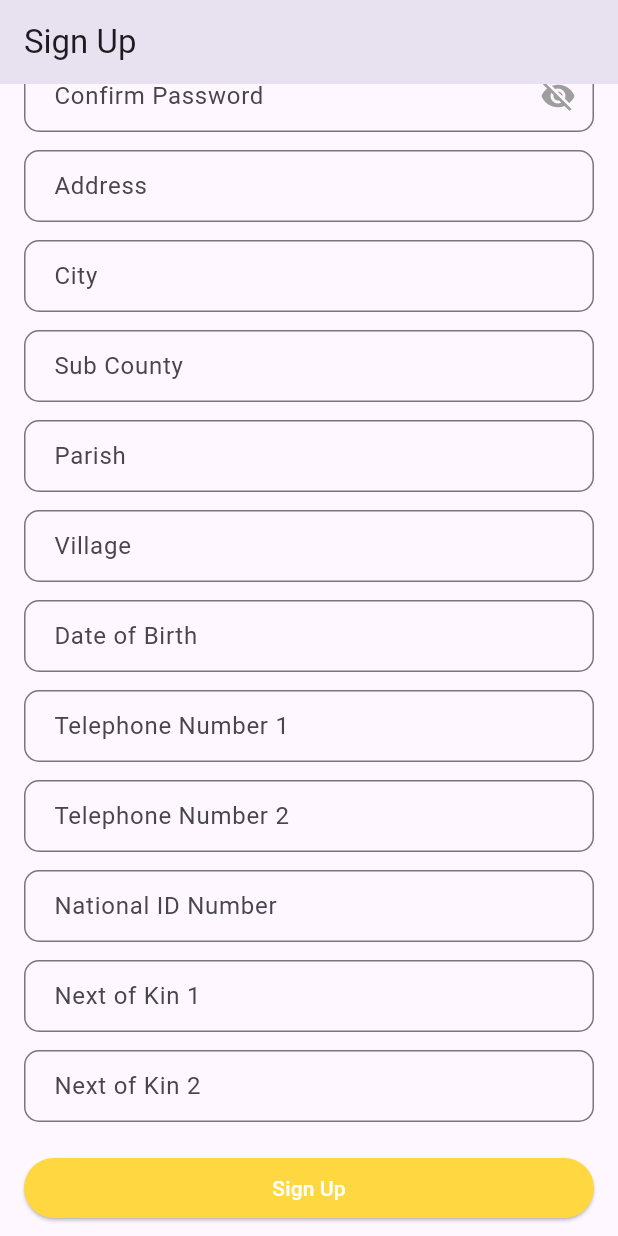
After one commit to Hezboncaleb/kings_cogent_app, a Flutter app: the SignUpPage screen opened directly, scrolled down 576 dp, after a tap on "Sign Up", on a phone screen of 412 x 824 dp. The commit adds this screen. Run offline on Flutter 3.47's test engine with Material 3 defaults, Android fonts, the phone set to English and light mode, and no system bars; our stand-ins replace carousel_slider.

Commit message:
Second Kings Commit

```diff
--- a/lib/home_page.dart
+++ b/lib/home_page.dart
@@ -193,7 +193,7 @@ class LoanTile extends StatelessWidget {
       child: Card(
         color: const Color.fromARGB(255, 212, 210, 210),
         child: SizedBox(
-          height: 150,
+          height: 120,
           child: Column(
             mainAxisAlignment: MainAxisAlignment.center,
             crossAxisAlignment: CrossAxisAlignment.center,
--- a/lib/main.dart
+++ b/lib/main.dart
@@ -1,5 +1,7 @@
 import 'package:flutter/material.dart';
 import 'package:kings_cogent_app/home_page.dart';
+import 'package:kings_cogent_app/sign_in_screen.dart';
+import 'package:kings_cogent_app/sign_up_page.dart';
 
 void main() {
   runApp(const LoanApp());
@@ -17,6 +19,8 @@ class LoanApp extends StatelessWidget {
       ),
       debugShowCheckedModeBanner: false, // Remove debug banner
       home: const HomePage(),
+      // home: const SignUpPage(),
+      // home: const SignInScreen(),
     );
   }
 }
--- /dev/null
+++ b/lib/sign_up_page.dart
@@ -0,0 +1,202 @@
+import 'package:flutter/material.dart';
+
+void main() {
+  runApp(const SignUpApp());
+}
+
+class SignUpApp extends StatelessWidget {
+  const SignUpApp({Key? key}) : super(key: key);
+
+  @override
+  Widget build(BuildContext context) {
+    return MaterialApp(
+      title: 'Sign Up',
+      theme: ThemeData(
+        primarySwatch: Colors.blue,
+      ),
+      home: const SignUpPage(),
+    );
+  }
+}
+
+class SignUpPage extends StatefulWidget {
+  const SignUpPage({Key? key}) : super(key: key);
+
+  @override
+  State<SignUpPage> createState() => _SignUpPageState();
+}
+
+class _SignUpPageState extends State<SignUpPage> {
+  final TextEditingController _firstNameController = TextEditingController();
+  final TextEditingController _lastNameController = TextEditingController();
+  final TextEditingController _emailController = TextEditingController();
+  final TextEditingController _passwordController = TextEditingController();
+  final TextEditingController _confirmPasswordController =
+      TextEditingController();
+  final TextEditingController _addressController = TextEditingController();
+  final TextEditingController _cityController = TextEditingController();
+  final TextEditingController _subCountyController = TextEditingController();
+  final TextEditingController _parishController = TextEditingController();
+  final TextEditingController _villageController = TextEditingController();
+  final TextEditingController _dobController = TextEditingController();
+  final TextEditingController _phoneNumber1Controller = TextEditingController();
+  final TextEditingController _phoneNumber2Controller = TextEditingController();
+  final TextEditingController _nationalIdController = TextEditingController();
+  final TextEditingController _nextOfKin1Controller = TextEditingController();
+  final TextEditingController _nextOfKin2Controller = TextEditingController();
+
+  bool _showPassword = false;
+
+  @override
+  Widget build(BuildContext context) {
+    return Scaffold(
+      appBar: AppBar(
+        title: const Text('Sign Up'),
+      ),
+      body: SingleChildScrollView(
+        padding: const EdgeInsets.all(16.0),
+        child: Column(
+          crossAxisAlignment: CrossAxisAlignment.stretch,
+          children: [
+            const SizedBox(height: 16.0),
+            const Padding(
+              padding: EdgeInsets.all(8.0),
+              child: Image(
+                image: AssetImage('assets/images/logo.jpg'),
+                height: 120,
+                width: 120,
+              ),
+            ),
+            const SizedBox(height: 16.0),
+            const Icon(
+              Icons.account_circle,
+              size: 120.0,
+              color: Colors.blue,
+            ),
+            const SizedBox(height: 16.0),
+            _buildTextField(_firstNameController, 'First Name'),
+            const SizedBox(height: 12.0),
+            _buildTextField(_lastNameController, 'Last Name'),
+            const SizedBox(height: 12.0),
+            _buildTextField(_emailController, 'Email'),
+            const SizedBox(height: 12.0),
+            _buildPasswordField(
+                _passwordController, 'Create Password', 'password'),
+            const SizedBox(height: 12.0),
+            _buildPasswordField(_confirmPasswordController, 'Confirm Password',
+                'confirm_password'),
+            const SizedBox(height: 12.0),
+            _buildTextField(_addressController, 'Address'),
+            const SizedBox(height: 12.0),
+            _buildTextField(_cityController, 'City'),
+            const SizedBox(height: 12.0),
+            _buildTextField(_subCountyController, 'Sub County'),
+            const SizedBox(height: 12.0),
+            _buildTextField(_parishController, 'Parish'),
+            const SizedBox(height: 12.0),
+            _buildTextField(_villageController, 'Village'),
+            const SizedBox(height: 12.0),
+            _buildTextField(_dobController, 'Date of Birth'),
+            const SizedBox(height: 12.0),
+            _buildTextField(_phoneNumber1Controller, 'Telephone Number 1'),
+            const SizedBox(height: 12.0),
+            _buildTextField(_phoneNumber2Controller, 'Telephone Number 2'),
+            const SizedBox(height: 12.0),
+            _buildTextField(_nationalIdController, 'National ID Number'),
+            const SizedBox(height: 12.0),
+            _buildTextField(_nextOfKin1Controller, 'Next of Kin 1'),
+            const SizedBox(height: 12.0),
+            _buildTextField(_nextOfKin2Controller, 'Next of Kin 2'),
+            const SizedBox(height: 20),
+            ElevatedButton(
+              onPressed: () {
+                // Handle sign-up button pressed
+                // You can access the entered values using the controllers
+              },
+              style: ElevatedButton.styleFrom(
+                backgroundColor: Colors.amberAccent, // Amber accent color
+              ),
+              child: const Text(
+                'Sign Up',
+                style: TextStyle(color: Colors.white), // White text color
+              ),
+            ),
+          ],
+        ),
+      ),
+    );
+  }
+
+  Widget _buildTextField(TextEditingController controller, String labelText) {
+    return TextFormField(
+      controller: controller,
+      decoration: InputDecoration(
+        labelText: labelText,
+        contentPadding: const EdgeInsets.symmetric(horizontal: 16.0),
+        border: OutlineInputBorder(
+          borderRadius: BorderRadius.circular(10.0),
+          borderSide: const BorderSide(color: Colors.blue),
+        ),
+        focusedBorder: OutlineInputBorder(
+          borderRadius: BorderRadius.circular(10.0),
+          borderSide: const BorderSide(color: Colors.blue),
+        ),
+      ),
+    );
+  }
+
+  Widget _buildPasswordField(TextEditingController controller, String labelText,
+      String accessibilityLabel) {
+    return TextFormField(
+      controller: controller,
+      obscureText: !_showPassword,
+      decoration: InputDecoration(
+        labelText: labelText,
+        contentPadding: const EdgeInsets.symmetric(horizontal: 16.0),
+        border: OutlineInputBorder(
+          borderRadius: BorderRadius.circular(10.0),
+          borderSide: const BorderSide(color: Colors.blue),
+        ),
+        focusedBorder: OutlineInputBorder(
+          borderRadius: BorderRadius.circular(10.0),
+          borderSide: const BorderSide(color: Colors.blue),
+        ),
+        suffixIcon: IconButton(
+          icon: Icon(
+            _showPassword ? Icons.visibility : Icons.visibility_off,
+            color: Colors.grey,
+          ),
+          onPressed: () {
+            setState(() {
+              _showPassword = !_showPassword;
+            });
+          },
+          tooltip: _showPassword
+              ? 'Hide $accessibilityLabel'
+              : 'Show $accessibilityLabel',
+        ),
+      ),
+    );
+  }
+
+  @override
+  void dispose() {
+    _firstNameController.dispose();
+    _lastNameController.dispose();
+    _emailController.dispose();
+    _passwordController.dispose();
+    _confirmPasswordController.dispose();
+    _addressController.dispose();
+    _cityController.dispose();
+    _subCountyController.dispose();
+    _parishController.dispose();
+    _villageController.dispose();
+    _dobController.dispose();
+    _phoneNumber1Controller.dispose();
+    _phoneNumber2Controller.dispose();
+    _nationalIdController.dispose();
+    _nextOfKin1Controller.dispose();
+    _nextOfKin2Controller.dispose();
+    super.dispose();
+  }
+}
```
Also changed, not shown: lib/sign_in_screen.dart (added, +131 -0 lines).
